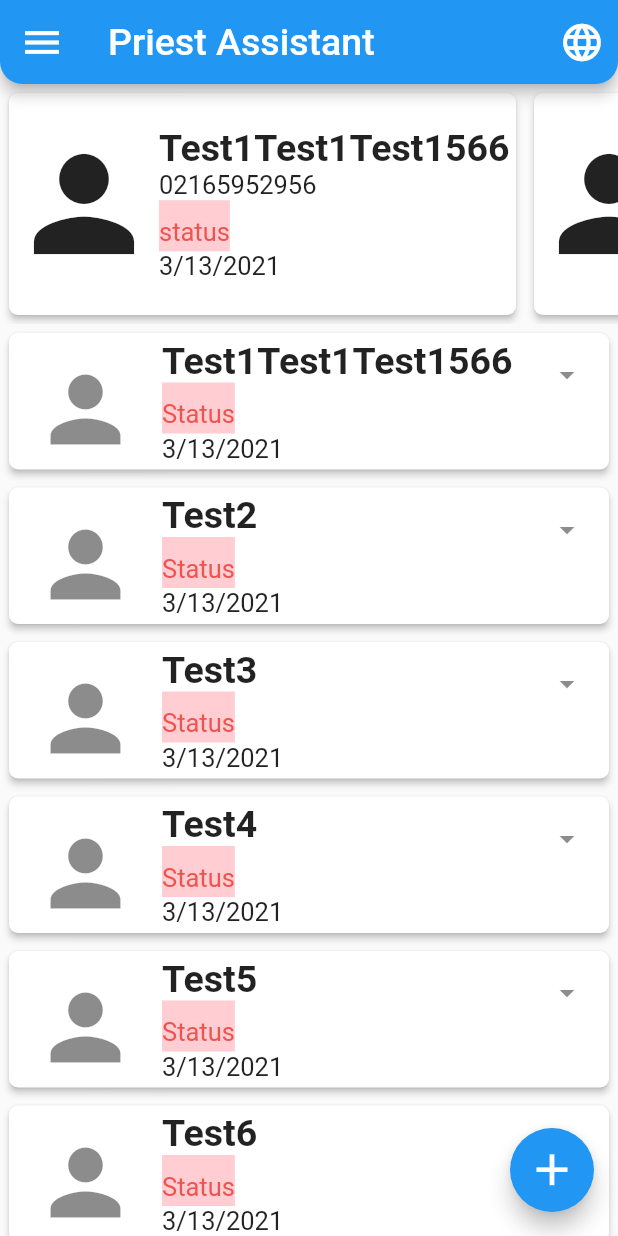
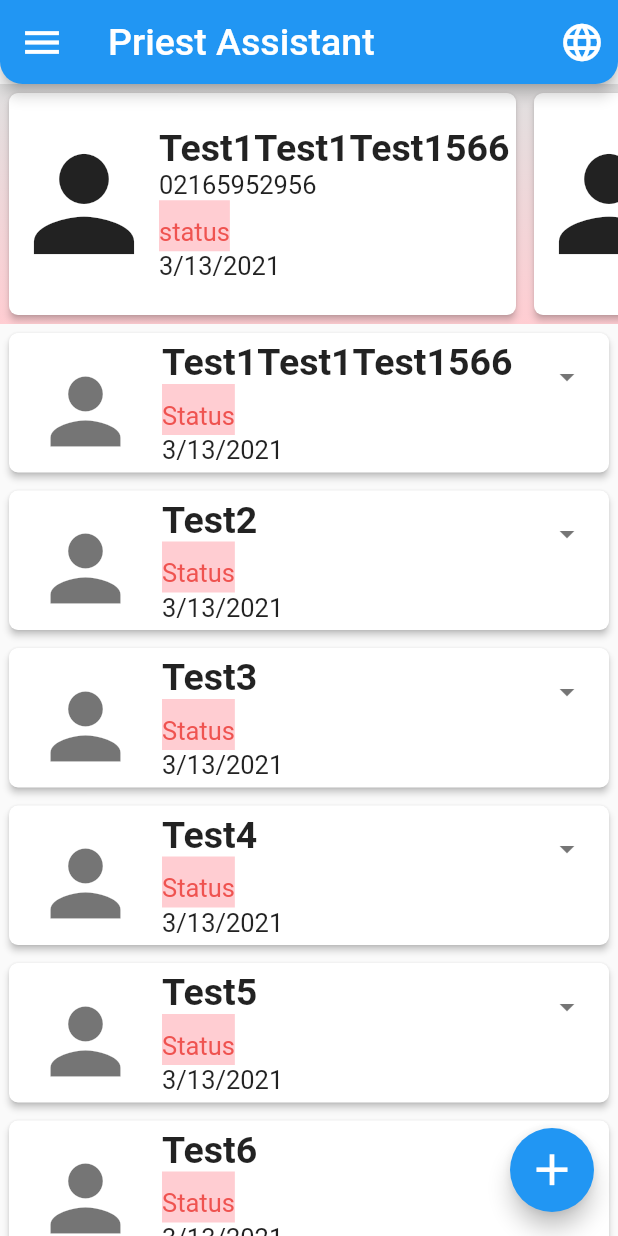
Before and after one commit to MagdyYacoub1/Priest_Assistant, a Flutter app: the screen it shows after launch, on a phone screen of 412 x 824 dp. Run offline on Flutter 3.47's test engine with Material 2 defaults, Android fonts, the phone set to English and light mode, and no system bars.

Commit message:
Added Expansion tile. added gradient colors. added email attribute to the confessor class.

```diff
--- a/lib/entities/confessor.dart
+++ b/lib/entities/confessor.dart
@@ -1,5 +1,5 @@
+import 'package:flutter/material.dart';
 import 'package:intl/intl.dart';
-import 'package:flutter/cupertino.dart';
 
 class Confessor {
   var photo;
@@ -8,6 +8,7 @@ class Confessor {
   String phone;
   String address;
   DateTime lastConfessDate;
+  String email;
 
   Confessor({ this.photo,@required this.name, this.notes, this.phone,
     this.address, this.lastConfessDate});
--- a/lib/widgets/tile_widget.dart
+++ b/lib/widgets/tile_widget.dart
@@ -1,6 +1,6 @@
 import 'package:flutter/material.dart';
+import '../widgets/tile_expansion.dart';
 import '../entities/confessor.dart';
-
 
 class TileWidget extends StatelessWidget {
   final List<Confessor> myConfessors;
@@ -18,8 +18,7 @@ class TileWidget extends StatelessWidget {
           borderRadius: BorderRadius.circular(6.0),
         ),
         elevation: 2.0,
-        child: ListTile(
-          isThreeLine: true,
+        child: ExpansionTile(
           leading: Icon(
             Icons.person,
             size: 70,
@@ -56,6 +55,9 @@ class TileWidget extends StatelessWidget {
           trailing: Icon(
             Icons.arrow_drop_down,
           ),
+          children: [
+            TileExpansion(this.myConfessors[index]),
+          ],
         ),
       ),
     );
--- a/lib/widgets/tile_widget_horizontal.dart
+++ b/lib/widgets/tile_widget_horizontal.dart
@@ -11,6 +11,12 @@ class TileWidgetHorizontal extends StatelessWidget {
   @override
   Widget build(BuildContext context) {
     return Container(
+      decoration: BoxDecoration(
+          gradient: LinearGradient(
+              begin: Alignment.topCenter,
+              end: Alignment.bottomCenter,
+              colors: [Color(0xFFE0E0E0), Color(0xFFFFCDD2)])
+      ),
       width: 350,
       padding: EdgeInsets.all(2),
       child: Card(
```
Also changed, not shown: lib/widgets/tile_expansion.dart (added, +91 -0 lines).
